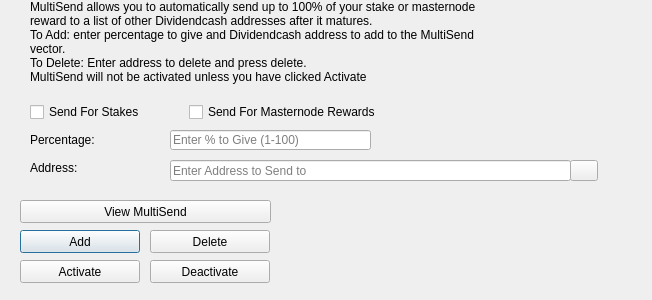
Before: the Qt Designer form src/qt/forms/multisenddialog.ui in dividendcash/DividendCash, drawn with Qt 5.
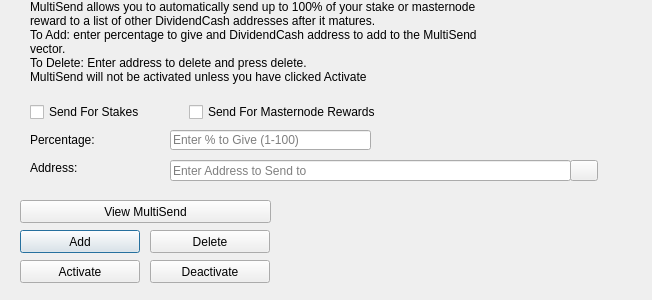
After: the same form once the commit is applied. Icons and pictures are not drawn.

```diff
--- a/src/qt/forms/multisenddialog.ui
+++ b/src/qt/forms/multisenddialog.ui
@@ -61,8 +61,8 @@
     <number>1</number>
    </property>
    <property name="text">
-    <string>MultiSend allows you to automatically send up to 100% of your stake or masternode reward to a list of other Dividendcash addresses after it matures.
-To Add: enter percentage to give and Dividendcash address to add to the MultiSend vector.
+    <string>MultiSend allows you to automatically send up to 100% of your stake or masternode reward to a list of other DividendCash addresses after it matures.
+To Add: enter percentage to give and DividendCash address to add to the MultiSend vector.
 To Delete: Enter address to delete and press delete.
 MultiSend will not be activated unless you have clicked Activate</string>
    </property>
```
